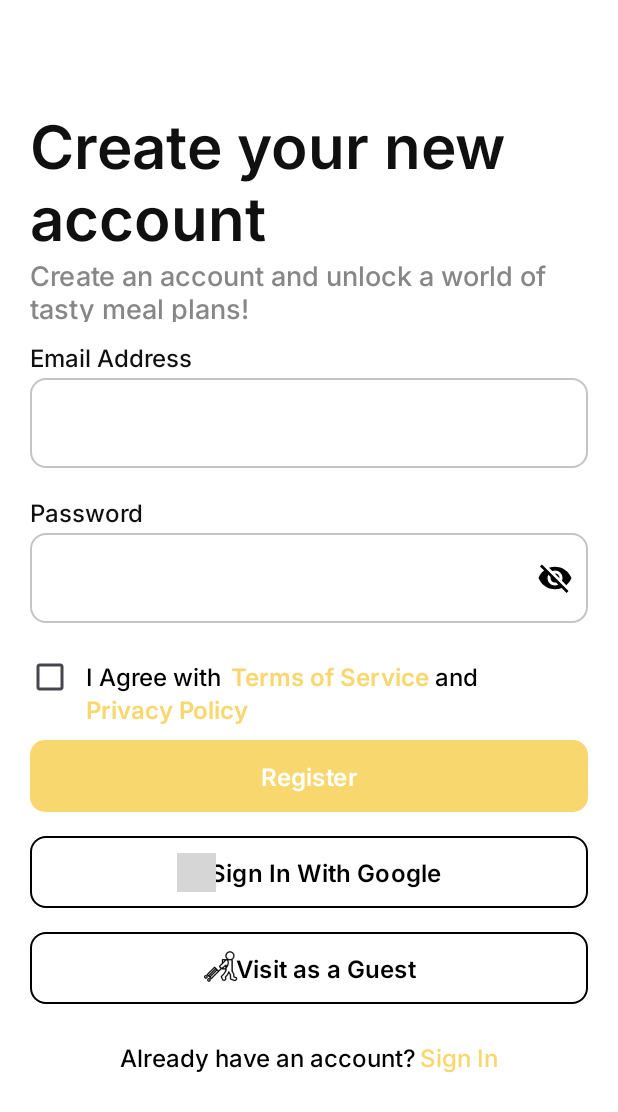
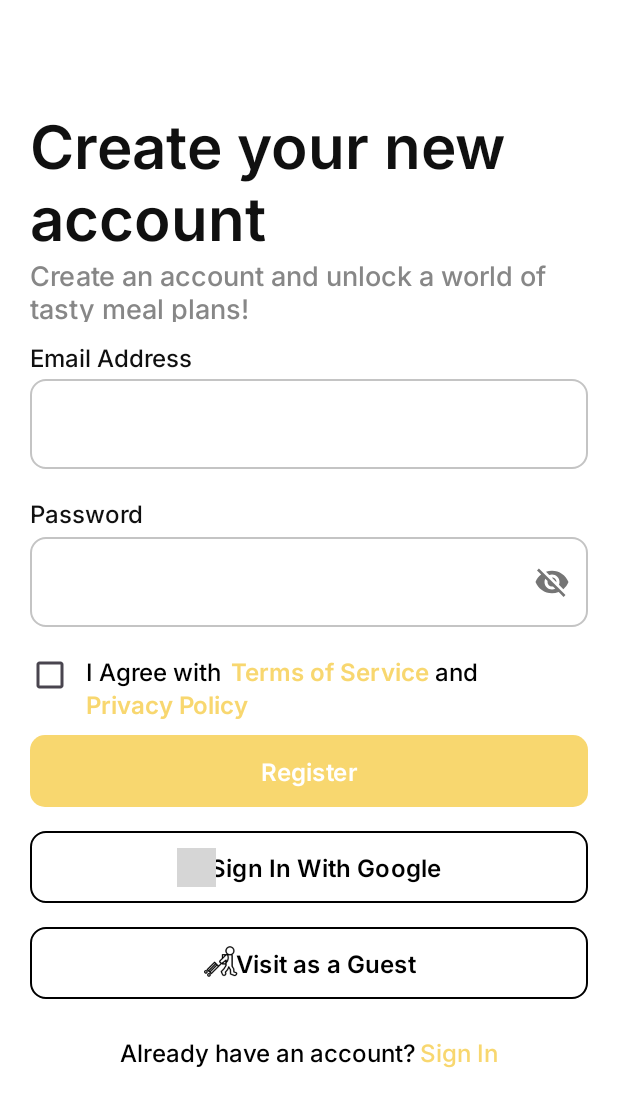
Before and after one commit to esraammosaad/Foodie, an Android app: the RegisterFragment screen opened through its navigation route, on a phone screen of 412 x 824 dp. Shown: the top 1112 px of the screen. Run offline under Robolectric (Android 15) with nearby library versions, the phone set to English and light mode, and no system bars; our stand-ins replace Firebase (no records; nobody signed in at launch, a user with empty details on screens opened directly), navigation-ui; Roboto replaces fonts that are not available here; grey boxes are pictures that could not be loaded.

Commit message:
fix some errors

```diff
--- a/app/src/main/java/com/example/foodplannerapp/onboarding/data/repo/OnBoardingRepositoryImpl.java
+++ b/app/src/main/java/com/example/foodplannerapp/onboarding/data/repo/OnBoardingRepositoryImpl.java
@@ -4,5 +4,28 @@ import com.example.foodplannerapp.onboarding.data.local.SharedPreferencesManager
 
 public class OnBoardingRepositoryImpl {
     SharedPreferencesManager sharedPreferencesManager;
+    static private OnBoardingRepositoryImpl instance;
+    private OnBoardingRepositoryImpl(SharedPreferencesManager sharedPreferencesManager){
+        this.sharedPreferencesManager=sharedPreferencesManager;
+
+    }
+
+    static public OnBoardingRepositoryImpl getInstance(SharedPreferencesManager sharedPreferencesManager){
+        if(instance==null){
+
+            instance=new OnBoardingRepositoryImpl(sharedPreferencesManager);
+        }
+
+        return instance;
+    }
+
+    public void setOnBoardingState(){
+        sharedPreferencesManager.saveOnBoardingState();
+
+    }
+
+    public boolean getOnBoardingState(){
+        return sharedPreferencesManager.getOnBoardingState();
+    }
 
 }
--- a/app/src/main/java/com/example/foodplannerapp/onboarding/view/SplashFragment.java
+++ b/app/src/main/java/com/example/foodplannerapp/onboarding/view/SplashFragment.java
@@ -11,9 +11,14 @@ import android.view.View;
 import android.view.ViewGroup;
 
 import com.example.foodplannerapp.R;
+import com.example.foodplannerapp.onboarding.data.local.SharedPreferencesManager;
+import com.example.foodplannerapp.onboarding.data.repo.OnBoardingRepositoryImpl;
+import com.example.foodplannerapp.onboarding.presenter.PresenterImpl;
 
 
 public class SplashFragment extends Fragment {
+
+    PresenterImpl presenter;
 
 
     public SplashFragment() {
@@ -35,6 +40,11 @@ public class SplashFragment extends Fragment {
     @Override
     public void onViewCreated(@NonNull View view, @Nullable Bundle savedInstanceState) {
         super.onViewCreated(view, savedInstanceState);
-        new Handler().postDelayed(()-> Navigation.findNavController(view).navigate(R.id.action_splashFragment_to_viewPagerFragment), 5000);
+        presenter=PresenterImpl.getInstance(OnBoardingRepositoryImpl.getInstance(SharedPreferencesManager.getInstance(getContext())));
+        new Handler().postDelayed(()-> Navigation.findNavController(view).navigate(
+
+               presenter.getOnBoardingState()?R.id.action_splashFragment_to_loginFragment: R.id.action_splashFragment_to_viewPagerFragment
+
+        ), 5000);
     }
 }
--- a/app/src/main/res/layout/fragment_home.xml
+++ b/app/src/main/res/layout/fragment_home.xml
@@ -185,6 +185,7 @@
                 android:maxLines="1"
                 android:textSize="20sp"
                 app:layout_constraintEnd_toStartOf="@+id/refreshButton"
+                app:layout_constraintHorizontal_bias="0.0"
                 app:layout_constraintStart_toStartOf="@+id/guideline"
                 app:layout_constraintTop_toBottomOf="@+id/randomMealCategoryText"
                 tools:text="Pancakes" />
--- a/app/src/main/res/layout/fragment_register.xml
+++ b/app/src/main/res/layout/fragment_register.xml
@@ -8,16 +8,40 @@
     android:background="@color/white"
     tools:context=".authentication.view.RegisterFragment">
 
-
-    <androidx.constraintlayout.widget.ConstraintLayout
-        android:id="@+id/scrollView2"
+    <ScrollView
         android:layout_width="match_parent"
-        android:layout_height="match_parent">
+        android:layout_height="match_parent"
+        android:orientation="vertical"
+        app:layout_constraintBottom_toBottomOf="parent"
+        app:layout_constraintEnd_toEndOf="parent"
+        app:layout_constraintStart_toStartOf="parent"
+        app:layout_constraintTop_toTopOf="parent" >
 
         <androidx.constraintlayout.widget.ConstraintLayout
             android:layout_width="match_parent"
-            android:layout_height="match_parent"
+            android:layout_height="wrap_content"
             android:orientation="vertical">
+
+            <com.google.android.material.textfield.TextInputLayout
+                android:id="@+id/textInputLayout2"
+                android:layout_width="match_parent"
+                android:layout_height="wrap_content"
+                app:layout_constraintEnd_toStartOf="@+id/guideline3"
+                app:layout_constraintStart_toStartOf="@+id/guideline2"
+                app:layout_constraintTop_toBottomOf="@+id/textView6"
+                app:passwordToggleDrawable="@drawable/baseline_visibility_off_24"
+                app:passwordToggleEnabled="true">
+
+                <EditText
+                    android:id="@+id/editTextTextPasswordRegister"
+                    style="@style/text_field"
+                    android:layout_width="match_parent"
+                    android:layout_height="60dp"
+                    android:inputType="textPassword"
+                    app:layout_constraintStart_toStartOf="@+id/guideline2"
+                    app:layout_constraintTop_toBottomOf="@+id/textView6"
+                    app:passwordToggleEnabled="true" />
+            </com.google.android.material.textfield.TextInputLayout>
 
             <TextView
                 android:id="@+id/signInText3"
@@ -104,27 +128,13 @@
                 style="@style/text_field"
                 android:layout_width="match_parent"
                 android:layout_height="60dp"
+                android:layout_marginTop="4dp"
                 android:ems="10"
                 android:inputType="textEmailAddress"
                 app:layout_constraintEnd_toStartOf="@+id/guideline3"
                 app:layout_constraintHorizontal_bias="0.0"
                 app:layout_constraintStart_toStartOf="@+id/guideline2"
                 app:layout_constraintTop_toBottomOf="@+id/textView5" />
-
-            <EditText
-                android:id="@+id/editTextTextPasswordRegister"
-                style="@style/text_field"
-                android:layout_width="match_parent"
-                android:layout_height="60dp"
-                android:layout_marginTop="3dp"
-                android:drawableRight="@drawable/baseline_visibility_off_24"
-                android:ems="10"
-                android:inputType="textPassword"
-                app:layout_constraintEnd_toStartOf="@+id/guideline3"
-                app:layout_constraintHorizontal_bias="0.0"
-                app:layout_constraintStart_toStartOf="@+id/guideline2"
-
-                app:layout_constraintTop_toBottomOf="@+id/textView6" />
 
             <TextView
                 android:id="@+id/textView6"
@@ -142,14 +152,14 @@
                 android:id="@+id/forgotPassText"
                 android:layout_width="wrap_content"
                 android:layout_height="wrap_content"
-                android:layout_marginTop="24dp"
+                android:layout_marginTop="18dp"
                 android:fontFamily="@font/inter_medium"
                 android:text="@string/iAgreeWith"
                 android:textColor="@color/black"
                 android:textSize="16sp"
                 app:layout_constraintEnd_toStartOf="@+id/registerText"
                 app:layout_constraintStart_toEndOf="@+id/checkBox"
-                app:layout_constraintTop_toBottomOf="@+id/editTextTextPasswordRegister" />
+                app:layout_constraintTop_toBottomOf="@+id/passwordError2" />
 
             <TextView
                 android:id="@+id/forgotPassText2"
@@ -258,10 +268,10 @@
                 android:layout_width="wrap_content"
                 android:layout_height="wrap_content"
                 android:layout_marginStart="9dp"
-                android:layout_marginTop="12dp"
+                android:layout_marginTop="8dp"
                 app:layout_constraintEnd_toStartOf="@+id/signInText3"
                 app:layout_constraintStart_toStartOf="parent"
-                app:layout_constraintTop_toBottomOf="@+id/editTextTextPasswordRegister" />
+                app:layout_constraintTop_toBottomOf="@+id/passwordError2" />
 
             <TextView
                 android:id="@+id/emailError2"
@@ -281,15 +291,13 @@
                 android:layout_width="wrap_content"
                 android:layout_height="wrap_content"
                 android:layout_marginStart="16dp"
-                android:layout_marginTop="2dp"
                 android:text="@string/pleaseEnterYourPassword"
                 android:textColor="#950606"
                 android:textColorLink="#950606"
                 android:textSize="12dp"
                 app:layout_constraintStart_toStartOf="@+id/guideline2"
-                app:layout_constraintTop_toBottomOf="@+id/editTextTextPasswordRegister" />
+                app:layout_constraintTop_toBottomOf="@+id/textInputLayout2" />
 
         </androidx.constraintlayout.widget.ConstraintLayout>
-    </androidx.constraintlayout.widget.ConstraintLayout>
-
+    </ScrollView>
 </androidx.constraintlayout.widget.ConstraintLayout>
--- a/app/src/main/res/navigation/nav_graph.xml
+++ b/app/src/main/res/navigation/nav_graph.xml
@@ -16,7 +16,7 @@
             app:popUpTo="@id/splashFragment"
             app:popUpToInclusive="true" />
         <action
-            android:id="@+id/action_splashFragment_to_loginFragment2"
+            android:id="@+id/action_splashFragment_to_loginFragment"
             app:destination="@id/loginFragment"
             app:popUpTo="@id/splashFragment"
             app:popUpToInclusive="true" />
--- a/app/src/main/res/values-night/themes.xml
+++ b/app/src/main/res/values-night/themes.xml
@@ -4,4 +4,49 @@
         <!-- Customize your dark theme here. -->
         <!-- <item name="colorPrimary">@color/my_dark_primary</item> -->
     </style>
+    <style name="text_field" parent="Theme.Material3.DayNight.NoActionBar">
+        <item name="android:layout_height">60dp</item>
+        <item name="android:layout_marginLeft">20dp</item>
+        <item name="android:layout_marginTop">3dp</item>
+        <item name="android:layout_marginRight">20dp</item>
+        <item name="android:background">@drawable/rounded_edit_text</item>
+        <item name="android:padding">10dp</item>
+    </style>
+
+    <style name="button" parent="Theme.Material3.DayNight.NoActionBar">
+        <item name="android:background">@drawable/main_button_layout</item>
+        <item name="android:layout_height">58dp</item>
+        <item name="android:layout_marginLeft">20dp</item>
+        <item name="android:layout_marginRight">20dp</item>
+        <item name="fontFamily">@font/inter_semibold</item>
+        <item name="android:textSize">16sp</item>
+
+
+    </style>
+    <style name="secondary_button" parent="Theme.Material3.DayNight.NoActionBar" >
+        <item name="android:background">@drawable/secondary_button_layout</item>
+        <item name="android:layout_height">58dp</item>
+        <item name="android:layout_marginLeft">20dp</item>
+        <item name="android:layout_marginRight">20dp</item>
+        <item name="backgroundTint">@color/black</item>
+        <item name="fontFamily">@font/inter_semibold</item>
+        <item name="android:textSize">16sp</item>
+
+    </style>
+    <style name="home_button" parent="Theme.Material3.DayNight.NoActionBar" >
+        <item name="android:background">@drawable/secondary_button_layout</item>
+        <item name="android:layout_height">58dp</item>
+        <item name="backgroundTint">@color/white</item>
+        <item name="fontFamily">@font/inter_semibold</item>
+        <item name="android:textSize">16sp</item>
+
+    </style>
+
+    <style name="Theme.BottomNavigationView.ActiveIndicator" parent="Theme.Material3.DayNight.NoActionBar">
+        <item name="android:color">@android:color/transparent</item>
+    </style>
+
+
+
+
 </resources>
--- a/app/src/main/res/values/strings.xml
+++ b/app/src/main/res/values/strings.xml
@@ -51,4 +51,5 @@
     <string name="instructions">Instructions</string>
     <string name="pleaseEnterYourEmail">Please Enter Your Email</string>
     <string name="pleaseEnterYourPassword">Please Enter Your Password</string>
+    <string name="calendar">Calendar</string>
 </resources>
```
Also changed, not shown: app/src/main/java/com/example/foodplannerapp/authentication/data/network/UserAuthentication.java (+16 -15 lines), app/src/main/java/com/example/foodplannerapp/authentication/view/LoginFragment.java (+13 -5 lines), app/src/main/java/com/example/foodplannerapp/authentication/view/RegisterFragment.java (+9 -4 lines), app/src/main/java/com/example/foodplannerapp/onboarding/presenter/PresenterImpl.java (+26 -0 lines), app/src/main/java/com/example/foodplannerapp/onboarding/view/OnboardingFragmentOne.java (+8 -0 lines), app/src/main/java/com/example/foodplannerapp/onboarding/view/OnboardingFragmentThree.java (+6 -4 lines), app/src/main/java/com/example/foodplannerapp/onboarding/view/OnboardingFragmentTwo.java (+8 -2 lines), app/src/main/res/layout/fragment_details.xml (+14 -2 lines), app/src/main/res/layout/fragment_login.xml (+24 -10 lines), app/src/main/res/layout/fragment_onboarding_one.xml (+12 -8 lines), app/src/main/res/layout/fragment_onboarding_two.xml (+7 -6 lines), app/src/main/res/layout/fragment_splash.xml (+17 -9 lines), app/src/main/res/layout/item_layout.xml (+12 -5 lines).
